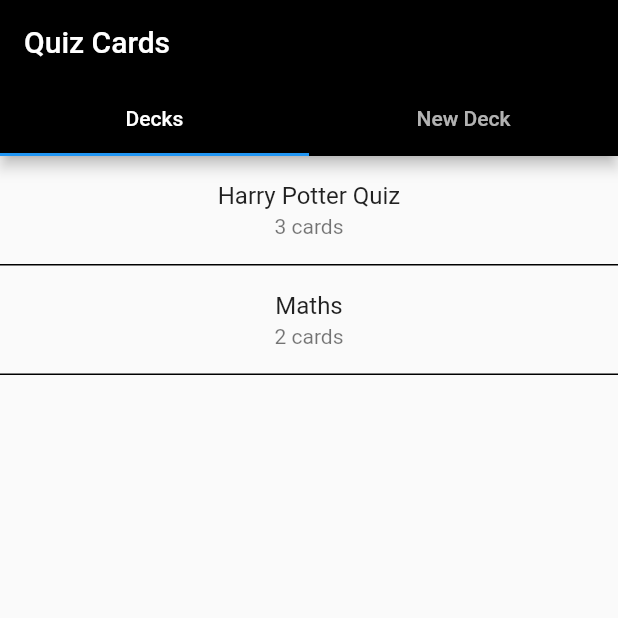
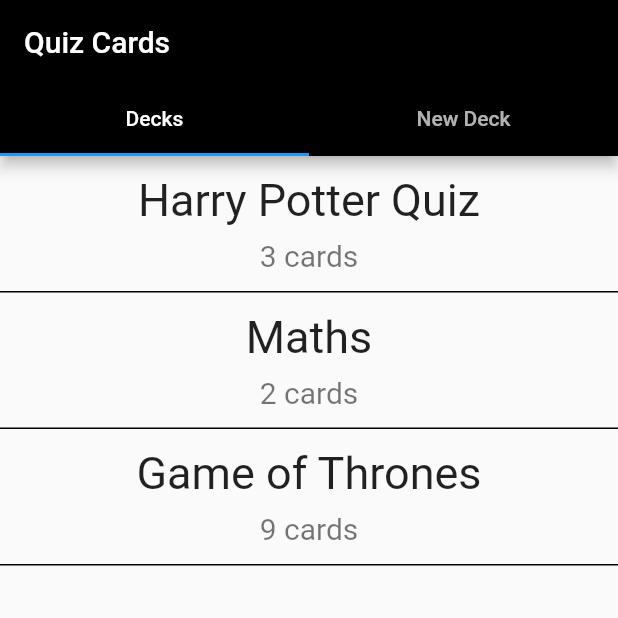
Before and after one commit to Aprisyta/QuizCardsFlutter, a Flutter app: the screen it shows after launch, on a phone screen of 412 x 824 dp, the top half of it. Run offline on Flutter 3.47's test engine with Material 2 defaults, Android fonts, the phone set to English and light mode, and no system bars.

Commit message:
UI enhancement

```diff
--- a/lib/decks_view.dart
+++ b/lib/decks_view.dart
@@ -36,13 +36,33 @@ class _DecksScreenState extends State<DecksScreen> {
     return new Container(
       child: ListTile(
         onTap: () => _navigateToSelectedDeckEntryScreen(context, currentDeck),
-        title: Center(child: Text("${currentDeck.deckTitle}")),
-        subtitle: Center(child: Text("$deckCardCount")),
+        title: Center(
+            child: Padding(
+              padding: const EdgeInsets.all(8.0),
+              child: Text(
+                "${currentDeck.deckTitle}",
+                style: TextStyle(
+                  fontSize: 30,
+                ),
+              ),
+            )
+        ),
+        subtitle: Padding(
+          padding: const EdgeInsets.fromLTRB(8.0, 0.0, 8.0, 8.0),
+          child: Center(
+              child: Text(
+                "$deckCardCount",
+                style: TextStyle(
+                  fontSize: 20
+                ),
+              )
+          ),
+        ),
       ),
       decoration: BoxDecoration(
-          border: Border(
-              bottom: BorderSide(color: Colors.black)
-          )
+        border: Border(
+            bottom: BorderSide(color: Colors.black)
+        ),
       ),
     );
   }
--- a/lib/mocks/mock_decks.dart
+++ b/lib/mocks/mock_decks.dart
@@ -29,11 +29,52 @@ class MockDecks extends Deck{
           answer: "7",
         ),
         QuizCard(
-          question: "6+60",
+          question: "6+60?",
           answer: "66"
         )
       ]
-    )
+    ),
+    Deck(
+      deckTitle: "Game of Thrones",
+      cards: <QuizCard> [
+        QuizCard(
+            question: "How many dragons Danerys had?",
+            answer: "3 :("
+        ),
+        QuizCard(
+            question: "Lion is the sigil of ______ house",
+            answer: "Lanisters"
+        ),
+        QuizCard(
+            question: "How many dragons Danerys had?",
+            answer: "3 :("
+        ),
+        QuizCard(
+            question: "Lion is the sigil of ______ house",
+            answer: "Lanisters"
+        ),
+        QuizCard(
+          question: "How many dragons Danerys had?",
+          answer: "3 :("
+        ),
+        QuizCard(
+          question: "Lion is the sigil of ______ house",
+          answer: "Lanisters"
+        ),
+        QuizCard(
+            question: "Number of Stark siblings left?",
+            answer: "2"
+        ),
+        QuizCard(
+          question: "Season 8 Episode 1 airs on?",
+          answer: "April 14",
+        ),
+        QuizCard(
+            question: "You know nothing, _____?",
+            answer: "Jon Snow"
+        ),
+      ]
+    ),
   ];
 
   static List<Deck> fetchDecks(){
```
Also changed, not shown: lib/activeQuizCard.dart (renamed from lib/cardTypes/activeQuizCard.dart, +10 -30 lines), lib/cardTypes/activeCard.dart (deleted, +0 -261 lines), lib/cards_view.dart (+9 -5 lines), lib/deck_entry_view.dart (+5 -5 lines).
